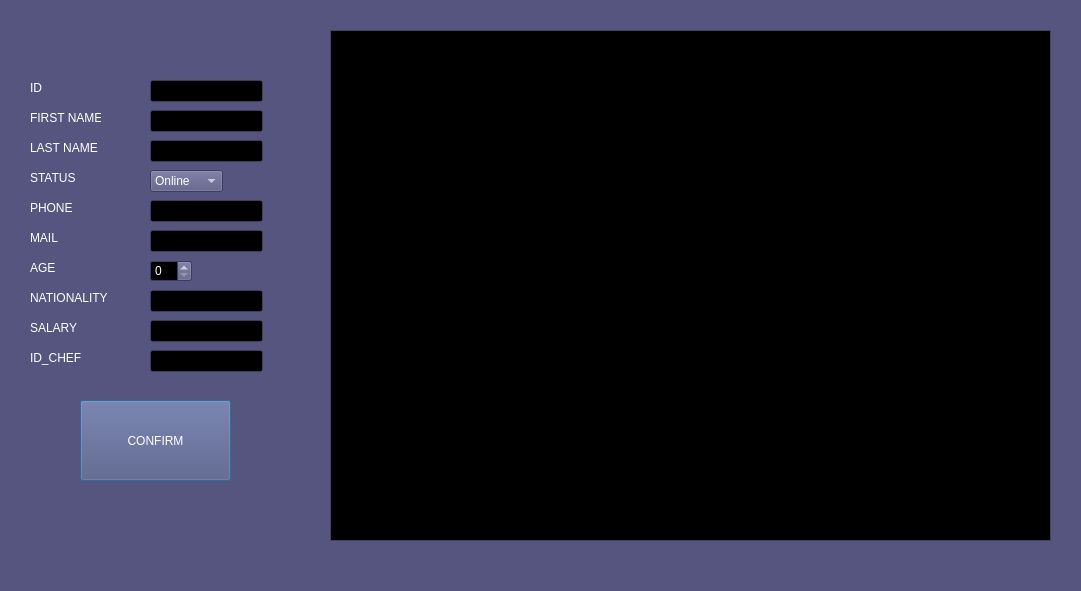
Above: modify.ui from nessimayadi12/Smart_Business_Agency before the change. Below: the same form after it.
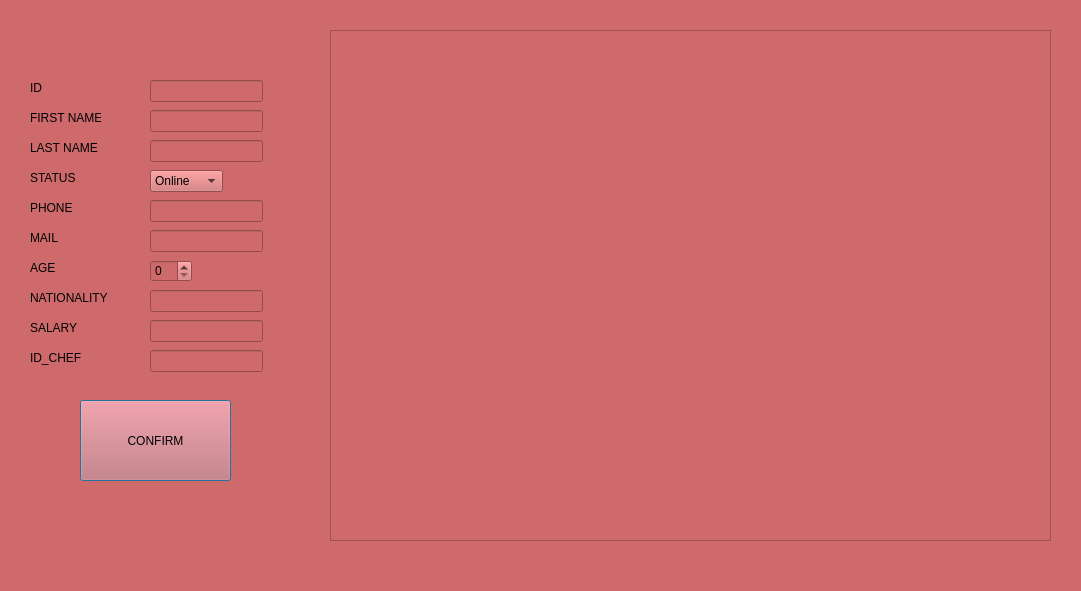
That is the form after the change.

Diff of the .ui file:
```diff
--- a/modify.ui
+++ b/modify.ui
@@ -25,9 +25,9 @@
      <colorrole role="Button">
       <brush brushstyle="SolidPattern">
        <color alpha="255">
-        <red>85</red>
-        <green>85</green>
-        <blue>127</blue>
+        <red>206</red>
+        <green>106</green>
+        <blue>107</blue>
        </color>
       </brush>
      </colorrole>
@@ -97,18 +97,18 @@
      <colorrole role="Base">
       <brush brushstyle="SolidPattern">
        <color alpha="255">
-        <red>0</red>
-        <green>0</green>
-        <blue>0</blue>
+        <red>206</red>
+        <green>106</green>
+        <blue>107</blue>
        </color>
       </brush>
      </colorrole>
      <colorrole role="Window">
       <brush brushstyle="SolidPattern">
        <color alpha="255">
-        <red>85</red>
-        <green>85</green>
-        <blue>127</blue>
+        <red>206</red>
+        <green>106</green>
+        <blue>107</blue>
        </color>
       </brush>
      </colorrole>
@@ -171,9 +171,9 @@
      <colorrole role="Button">
       <brush brushstyle="SolidPattern">
        <color alpha="255">
-        <red>85</red>
-        <green>85</green>
-        <blue>127</blue>
+        <red>206</red>
+        <green>106</green>
+        <blue>107</blue>
        </color>
       </brush>
      </colorrole>
@@ -243,18 +243,18 @@
      <colorrole role="Base">
       <brush brushstyle="SolidPattern">
        <color alpha="255">
-        <red>0</red>
-        <green>0</green>
-        <blue>0</blue>
+        <red>206</red>
+        <green>106</green>
+        <blue>107</blue>
        </color>
       </brush>
      </colorrole>
      <colorrole role="Window">
       <brush brushstyle="SolidPattern">
        <color alpha="255">
-        <red>85</red>
-        <green>85</green>
-        <blue>127</blue>
+        <red>206</red>
+        <green>106</green>
+        <blue>107</blue>
        </color>
       </brush>
      </colorrole>
@@ -317,9 +317,9 @@
      <colorrole role="Button">
       <brush brushstyle="SolidPattern">
        <color alpha="255">
-        <red>85</red>
-        <green>85</green>
-        <blue>127</blue>
+        <red>206</red>
+        <green>106</green>
+        <blue>107</blue>
        </color>
       </brush>
      </colorrole>
@@ -389,18 +389,18 @@
      <colorrole role="Base">
       <brush brushstyle="SolidPattern">
        <color alpha="255">
-        <red>85</red>
-        <green>85</green>
-        <blue>127</blue>
+        <red>206</red>
+        <green>106</green>
+        <blue>107</blue>
        </color>
       </brush>
      </colorrole>
      <colorrole role="Window">
       <brush brushstyle="SolidPattern">
        <color alpha="255">
-        <red>85</red>
-        <green>85</green>
-        <blue>127</blue>
+        <red>206</red>
+        <green>106</green>
+        <blue>107</blue>
        </color>
       </brush>
      </colorrole>
@@ -455,6 +455,10 @@
   <property name="windowTitle">
    <string>Dialog</string>
   </property>
+  <property name="styleSheet">
+   <string notr="true">
+background-color: rgb(206, 106, 107);</string>
+  </property>
   <widget class="QTableView" name="table_modify">
    <property name="geometry">
     <rect>
```
